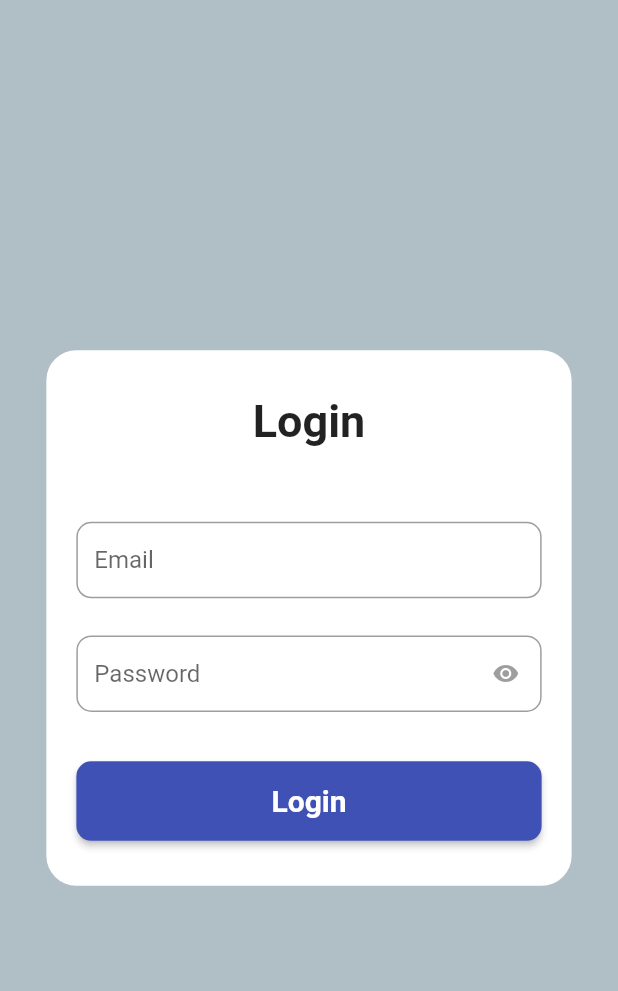
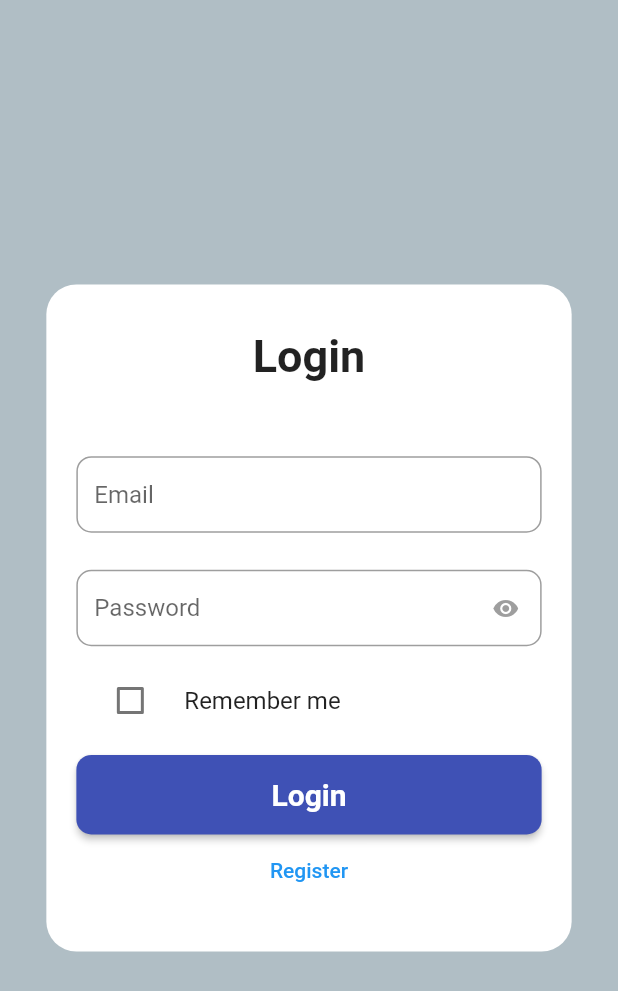
Before and after one commit to TemNguyen/KMS_Challenge_Flutter, a Flutter app: the screen it shows after launch, on a phone screen of 412 x 824 dp. Shown: the top 991 px of the screen. Run offline on Flutter 3.47's test engine with Material 2 defaults, Android fonts, the phone set to English and light mode, and no system bars; our stand-ins replace dio, get, shared_preferences.

Commit message:
save user infomation + fetch image

```diff
--- a/awesome_marathon_image/lib/core/api_client.dart
+++ b/awesome_marathon_image/lib/core/api_client.dart
@@ -78,7 +78,6 @@ class ApiClient {
         'https://picturesfinder.live/api/v1/image/get_images_by_bibCode?bibCode=$bibCode',
         data: '',
       );
-      print(response.data.toString());
       return response.data;
     } on DioError catch (e) {
       return e.response!.data;
@@ -93,7 +92,6 @@ class ApiClient {
         'https://picturesfinder.live/api/v1/image/get_image_urls',
         data: data,
       );
-      print(response.data.toString());
       return response.data;
     } on DioError catch (e) {
       return e.response!.data;
--- a/awesome_marathon_image/lib/main.dart
+++ b/awesome_marathon_image/lib/main.dart
@@ -1,5 +1,4 @@
 import 'package:awesome_marathon_image/config/routes/app_pages.dart';
-import 'package:awesome_marathon_image/pages/auth/views/register_screen.dart';
 import 'package:flutter/material.dart';
 import 'package:get/route_manager.dart';
 
--- a/awesome_marathon_image/lib/pages/auth/controller/login_controller.dart
+++ b/awesome_marathon_image/lib/pages/auth/controller/login_controller.dart
@@ -1,17 +1,31 @@
 import 'package:awesome_marathon_image/pages/auth/repository/auth_repository.dart';
 import 'package:flutter/material.dart';
 import 'package:get/get.dart';
+import 'package:shared_preferences/shared_preferences.dart';
 
 class LoginController extends GetxController {
   final AuthRepository _repository;
   LoginController(this._repository);
 
   final GlobalKey<FormState> formKey = GlobalKey<FormState>();
-  final TextEditingController emailController = TextEditingController();
+  late TextEditingController emailController;
   final TextEditingController passwordController = TextEditingController();
+  late SharedPreferences prefs;
+  String fullName = '';
 
   final showPassword = true.obs;
+  final isRememberMe = false.obs;
 
+  @override
+  void onInit() {
+    if (Get.arguments != null) {
+      emailController = TextEditingController(text: Get.arguments["email"]);
+      fullName = Get.arguments["fullName"];
+    } else {
+      emailController = TextEditingController();
+    }
+    super.onInit();
+  }
 
   Future<dynamic> login() {
     return _repository.login(emailController.text, passwordController.text);
--- a/awesome_marathon_image/lib/pages/auth/views/login_screen.dart
+++ b/awesome_marathon_image/lib/pages/auth/views/login_screen.dart
@@ -1,5 +1,6 @@
 import 'package:awesome_marathon_image/config/routes/app_pages.dart';
 import 'package:awesome_marathon_image/pages/auth/controller/login_controller.dart';
+import 'package:awesome_marathon_image/utils/helper.dart';
 import 'package:awesome_marathon_image/utils/validator.dart';
 import 'package:flutter/material.dart';
 import 'package:get/get.dart';
@@ -18,7 +19,12 @@ class LoginScreen extends GetView<LoginController> {
           message: '${res['message']}',
           backgroundColor: const Color.fromRGBO(3, 167, 55, 1),
         ));
-        Get.toNamed(Routes.HOME);
+        Helper.saveData("fullName", controller.fullName);
+        if (controller.isRememberMe.value) {
+          Helper.saveData("email", controller.emailController.text);
+          Helper.saveData("token", accessToken);
+        }
+        Get.offAndToNamed(Routes.HOME);
       } else {
         Get.showSnackbar(GetSnackBar(
           message: '${res['message']}',
@@ -80,7 +86,8 @@ class LoginScreen extends GetView<LoginController> {
                             ),
                           ),
                           SizedBox(height: size.height * 0.03),
-                          TextFormField(
+                          Obx(
+                            () => TextFormField(
                               obscureText: controller.showPassword.value,
                               controller: controller.passwordController,
                               validator: (value) {
@@ -106,7 +113,19 @@ class LoginScreen extends GetView<LoginController> {
                                 ),
                               ),
                             ),
-                          SizedBox(height: size.height * 0.04),
+                          ),
+                          SizedBox(height: size.height * 0.01),
+                          Obx(() => CheckboxListTile(
+                                title: const Text("Remember me"),
+                                value: controller.isRememberMe.value,
+                                onChanged: (bool? newValue) {
+                                  controller.isRememberMe.value =
+                                      !controller.isRememberMe.value;
+                                },
+                                controlAffinity:
+                                    ListTileControlAffinity.leading,
+                              )),
+                          SizedBox(height: size.height * 0.01),
                           Row(
                             mainAxisAlignment: MainAxisAlignment.center,
                             children: [
@@ -131,6 +150,12 @@ class LoginScreen extends GetView<LoginController> {
                               ),
                             ],
                           ),
+                          SizedBox(
+                            width: double.infinity,
+                            child: TextButton(
+                                onPressed: () => Get.offAndToNamed(Routes.REGISTER),
+                                child: const Text('Register')),
+                          ),
                         ],
                       ),
                     ),
--- a/awesome_marathon_image/pubspec.yaml
+++ b/awesome_marathon_image/pubspec.yaml
@@ -38,6 +38,7 @@ dependencies:
   cupertino_icons: ^1.0.2
   dio: ^4.0.6
   get: ^4.6.5
+  shared_preferences: ^2.0.15
 
 dev_dependencies:
   flutter_test:
```
Also changed, not shown: awesome_marathon_image/lib/pages/auth/controller/register_controller.dart (+10 -1 lines), awesome_marathon_image/lib/pages/auth/views/register_screen.dart (+7 -3 lines), awesome_marathon_image/lib/pages/home/controller/home_controller.dart (+32 -4 lines), awesome_marathon_image/lib/pages/home/views/home.dart (+51 -11 lines), awesome_marathon_image/lib/pages/repository/home_repository.dart (+14 -4 lines), awesome_marathon_image/lib/utils/helper.dart (added, +16 -0 lines), 2 other files. Lines whose indentation alone changed are shown as unchanged.
